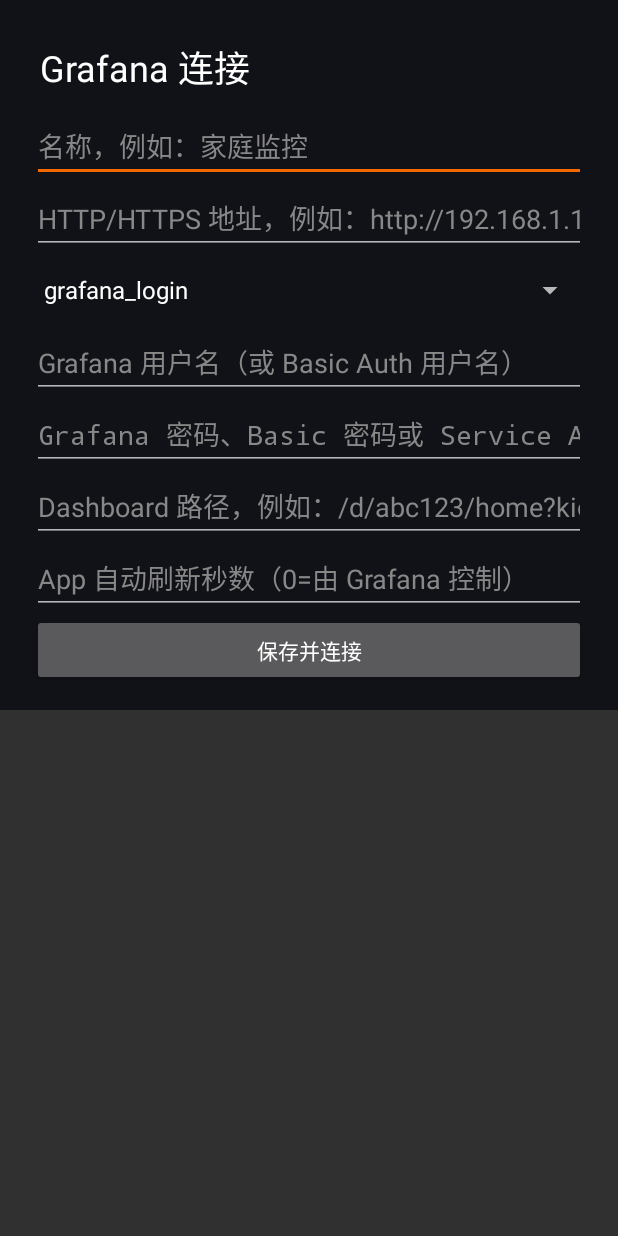
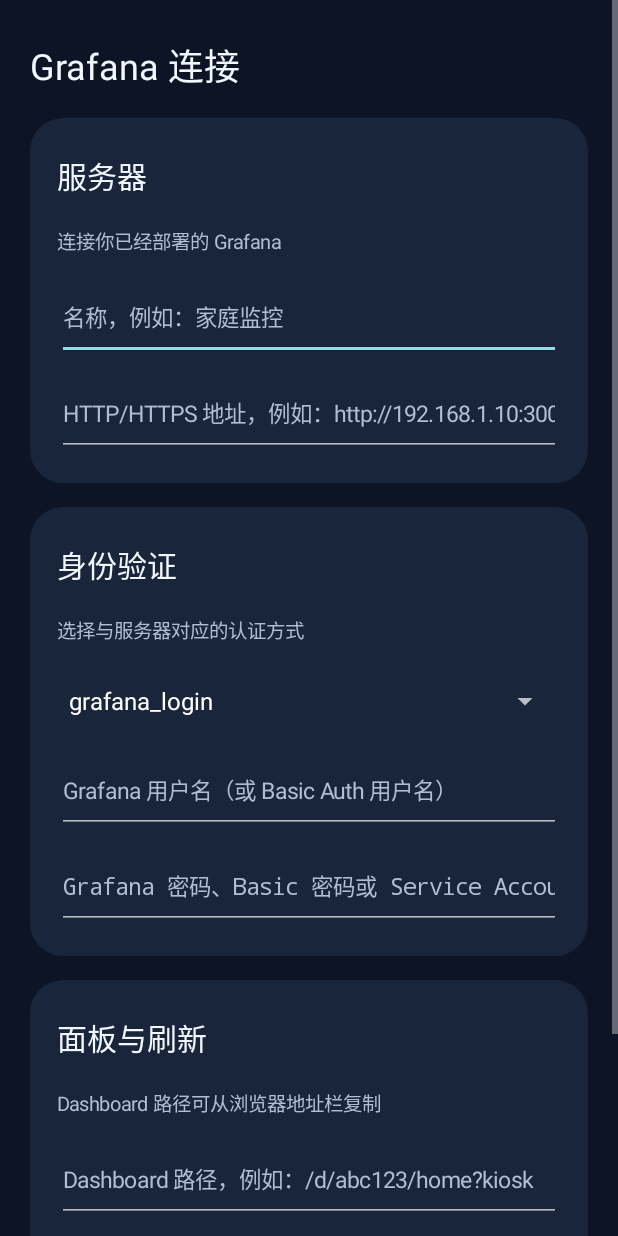
Before and after one commit to EnormousKnob/grafana-pocket, an Android app: the EditConnectionActivity screen opened directly, with no data from a screen before it, on a phone screen of 412 x 824 dp. Run offline under Robolectric (Android 15) with nearby library versions, the phone set to English and light mode, and no system bars.

Commit message:
Refresh card UI and add GitHub release update checks

```diff
--- a/app/build.gradle
+++ b/app/build.gradle
@@ -1,6 +1,6 @@
 plugins { id 'com.android.application' }
 
-layout.buildDirectory = rootProject.layout.projectDirectory.dir('.build-1.5.1/app')
+layout.buildDirectory = rootProject.layout.projectDirectory.dir('.build-1.6.0/app')
 
 android {
     namespace 'com.example.grafanapocket'
@@ -10,8 +10,8 @@ android {
         applicationId 'com.example.grafanapocket'
         minSdk 26
         targetSdk 36
-        versionCode 11
-        versionName '1.5.1'
+        versionCode 12
+        versionName '1.6.0'
     }
 
     buildTypes {
--- a/app/src/main/java/com/example/grafanapocket/DashboardActivity.java
+++ b/app/src/main/java/com/example/grafanapocket/DashboardActivity.java
@@ -5,7 +5,7 @@ import android.app.*;import android.content.*;import android.graphics.Color;impo
 public class DashboardActivity extends Activity {
     Connection connection;LinearLayout content;TextView status;final List<WebView> views=new ArrayList<>();Handler handler=new Handler(Looper.getMainLooper());Runnable reload;
     @Override public void onCreate(Bundle b){super.onCreate(b);buildShell();startSession();}
-    void buildShell(){connection=new SecureStore(this).get(getIntent().getStringExtra("id"));if(connection==null){finish();return;}LinearLayout root=new LinearLayout(this);root.setOrientation(LinearLayout.VERTICAL);root.setBackgroundColor(Color.rgb(17,18,23));Ui.applySystemBars(root);LinearLayout bar=new LinearLayout(this);TextView title=Ui.title(this,connection.name);title.setTextSize(17);bar.addView(title,new LinearLayout.LayoutParams(0,-2,1));Button choose=Ui.button(this,"选择窗口");choose.setOnClickListener(v->startActivityForResult(new Intent(this,PanelSelectionActivity.class).putExtra("id",connection.id),9));bar.addView(choose);Button refresh=Ui.button(this,"刷新");refresh.setOnClickListener(v->reloadAll());bar.addView(refresh);root.addView(bar);status=Ui.title(this,"正在登录…");status.setTextSize(14);root.addView(status);ScrollView scroll=new ScrollView(this);content=new LinearLayout(this);content.setOrientation(LinearLayout.VERTICAL);scroll.addView(content);root.addView(scroll,new LinearLayout.LayoutParams(-1,0,1));setContentView(root);}
+    void buildShell(){connection=new SecureStore(this).get(getIntent().getStringExtra("id"));if(connection==null){finish();return;}LinearLayout root=new LinearLayout(this);root.setOrientation(LinearLayout.VERTICAL);root.setBackgroundColor(Ui.BG);Ui.applySystemBars(root);LinearLayout bar=new LinearLayout(this);TextView title=Ui.title(this,connection.name);title.setTextSize(17);bar.addView(title,new LinearLayout.LayoutParams(0,-2,1));Button choose=Ui.button(this,"选择窗口");choose.setOnClickListener(v->startActivityForResult(new Intent(this,PanelSelectionActivity.class).putExtra("id",connection.id),9));bar.addView(choose);Button refresh=Ui.button(this,"刷新");refresh.setOnClickListener(v->reloadAll());bar.addView(refresh);root.addView(bar);status=Ui.title(this,"正在登录…");status.setTextSize(14);root.addView(status);ScrollView scroll=new ScrollView(this);content=new LinearLayout(this);content.setOrientation(LinearLayout.VERTICAL);scroll.addView(content);root.addView(scroll,new LinearLayout.LayoutParams(-1,0,1));setContentView(root);}
     void startSession(){new Thread(()->{try{GrafanaApi.ensureLogin(connection);runOnUiThread(()->{status.setVisibility(View.GONE);showPanels();});}catch(Exception e){runOnUiThread(()->status.setText(e.getMessage()+"。请长按首页连接检查账号密码。"));}}).start();}
     void showPanels(){for(WebView w:views)w.destroy();views.clear();content.removeAllViews();connection=new SecureStore(this).get(connection.id);String override=getIntent().getStringExtra("path");String base=override==null?connection.dashboard:override;if(connection.panels==null||connection.panels.isEmpty()||override!=null){addWeb(base,-1);}else for(String id:connection.panels.split(","))try{addWeb(base,Integer.parseInt(id));}catch(Exception ignored){}if(connection.refreshSeconds>0){handler.removeCallbacksAndMessages(null);reload=()->{reloadAll();handler.postDelayed(reload,connection.refreshSeconds*1000L);};handler.postDelayed(reload,connection.refreshSeconds*1000L);}}
     void addWeb(String path,int panelId){if(panelId>=0){TextView label=Ui.title(this,"Panel #"+panelId);label.setTextSize(14);content.addView(label);path=solo(path,panelId);}WebView web=new WebView(this);configure(web);int height=panelId>=0?(int)(320*getResources().getDisplayMetrics().density):getResources().getDisplayMetrics().heightPixels;content.addView(web,new LinearLayout.LayoutParams(-1,height));views.add(web);load(web,path);}
--- a/app/src/main/java/com/example/grafanapocket/EditConnectionActivity.java
+++ b/app/src/main/java/com/example/grafanapocket/EditConnectionActivity.java
@@ -9,7 +9,7 @@ public class EditConnectionActivity extends Activity {
         auth=new Spinner(this);auth.setAdapter(new ArrayAdapter<>(this,android.R.layout.simple_spinner_dropdown_item,new String[]{"grafana_login","anonymous","basic","token"}));
         user=Ui.input(this,"Grafana 用户名（或 Basic Auth 用户名）");secret=Ui.input(this,"Grafana 密码、Basic 密码或 Service Account Token");secret.setInputType(InputType.TYPE_CLASS_TEXT|InputType.TYPE_TEXT_VARIATION_PASSWORD);
         path=Ui.input(this,"Dashboard 路径，例如：/d/abc123/home?kiosk");refresh=Ui.input(this,"App 自动刷新秒数（0=由 Grafana 控制）");refresh.setInputType(InputType.TYPE_CLASS_NUMBER);
-        for(android.view.View v:new android.view.View[]{name,url,auth,user,secret,path,refresh})Ui.fill(root,v);
+        LinearLayout server=Ui.card(root,"服务器","连接你已经部署的 Grafana");Ui.fill(server,name);Ui.fill(server,url);LinearLayout login=Ui.card(root,"身份验证","选择与服务器对应的认证方式");Ui.fill(login,auth);Ui.fill(login,user);Ui.fill(login,secret);LinearLayout dashboard=Ui.card(root,"面板与刷新","Dashboard 路径可从浏览器地址栏复制");Ui.fill(dashboard,path);Ui.fill(dashboard,refresh);
         id=getIntent().getStringExtra("id");Connection old=id==null?null:new SecureStore(this).get(id);
         if(old!=null){name.setText(old.name);url.setText(old.url);user.setText(old.user);secret.setText(old.secret);path.setText(old.dashboard);refresh.setText(String.valueOf(old.refreshSeconds));auth.setSelection(Math.max(0,java.util.Arrays.asList("grafana_login","anonymous","basic","token").indexOf(old.auth)));}
         Button save=Ui.button(this,"保存并连接");save.setOnClickListener(v->save());Ui.fill(root,save);
--- a/app/src/main/java/com/example/grafanapocket/GrafanaApi.java
+++ b/app/src/main/java/com/example/grafanapocket/GrafanaApi.java
@@ -19,9 +19,9 @@ final class GrafanaApi {
     static String get(Connection c,String path)throws Exception {
         ensureLogin(c);HttpURLConnection h=request(c,path);int code=h.getResponseCode();
         if(code==401&&(hasPassword(c))){h.disconnect();login(c);h=request(c,path);code=h.getResponseCode();}
-        if(code/100!=2)throw new IOException("读取 Dashboard 失败（HTTP "+code+"）");try(InputStream in=h.getInputStream()){return new String(in.readAllBytes(),StandardCharsets.UTF_8);}
+        if(code/100!=2)throw new IOException("读取 Dashboard 失败（HTTP "+code+"）");try(InputStream in=h.getInputStream()){return readText(in);}
     }
-    static String post(Connection c,String path,JSONObject body)throws Exception {ensureLogin(c);HttpURLConnection h=open(c,c.url+path);h.setRequestMethod("POST");h.setDoOutput(true);h.setRequestProperty("Content-Type","application/json");h.setRequestProperty("Accept","application/json");applyAuth(h,c);byte[] bytes=body.toString().getBytes(StandardCharsets.UTF_8);h.setFixedLengthStreamingMode(bytes.length);try(OutputStream out=h.getOutputStream()){out.write(bytes);}int code=h.getResponseCode();if(code==401&&hasPassword(c)){h.disconnect();login(c);h=open(c,c.url+path);h.setRequestMethod("POST");h.setDoOutput(true);h.setRequestProperty("Content-Type","application/json");applyAuth(h,c);h.setFixedLengthStreamingMode(bytes.length);try(OutputStream out=h.getOutputStream()){out.write(bytes);}code=h.getResponseCode();}if(code/100!=2)throw new IOException("查询 Panel 数据失败（HTTP "+code+"）");try(InputStream in=h.getInputStream()){return new String(in.readAllBytes(),StandardCharsets.UTF_8);}}
+    static String post(Connection c,String path,JSONObject body)throws Exception {ensureLogin(c);HttpURLConnection h=open(c,c.url+path);h.setRequestMethod("POST");h.setDoOutput(true);h.setRequestProperty("Content-Type","application/json");h.setRequestProperty("Accept","application/json");applyAuth(h,c);byte[] bytes=body.toString().getBytes(StandardCharsets.UTF_8);h.setFixedLengthStreamingMode(bytes.length);try(OutputStream out=h.getOutputStream()){out.write(bytes);}int code=h.getResponseCode();if(code==401&&hasPassword(c)){h.disconnect();login(c);h=open(c,c.url+path);h.setRequestMethod("POST");h.setDoOutput(true);h.setRequestProperty("Content-Type","application/json");applyAuth(h,c);h.setFixedLengthStreamingMode(bytes.length);try(OutputStream out=h.getOutputStream()){out.write(bytes);}code=h.getResponseCode();}if(code/100!=2)throw new IOException("查询 Panel 数据失败（HTTP "+code+"）");try(InputStream in=h.getInputStream()){return readText(in);}}
     private static HttpURLConnection request(Connection c,String path)throws Exception {HttpURLConnection h=open(c,c.url+path);h.setRequestProperty("Accept","application/json");applyAuth(h,c);return h;}
     private static HttpURLConnection open(Connection c,String url)throws Exception {HttpURLConnection h=(HttpURLConnection)new URL(url).openConnection();h.setConnectTimeout(15000);h.setReadTimeout(20000);return h;}
     private static boolean hasPassword(Connection c){return c.user!=null&&!c.user.isEmpty()&&c.secret!=null&&!c.secret.isEmpty()&&!"token".equals(c.auth)&&!"anonymous".equals(c.auth);}
@@ -30,5 +30,6 @@ final class GrafanaApi {
         if("basic".equals(c.auth))h.setRequestProperty("Authorization","Basic "+Base64.encodeToString((c.user+":"+c.secret).getBytes(StandardCharsets.UTF_8),Base64.NO_WRAP));else if("token".equals(c.auth))h.setRequestProperty("Authorization","Bearer "+c.secret);
         String nativeCookie=nativeSessions.get(c.url),webCookie=CookieManager.getInstance().getCookie(c.url);String cookie=nativeCookie!=null?nativeCookie:webCookie;if(cookie!=null&&!cookie.isEmpty())h.setRequestProperty("Cookie",cookie);
     }
+    static String readText(InputStream in)throws IOException {ByteArrayOutputStream out=new ByteArrayOutputStream();byte[] buf=new byte[8192];int n;while((n=in.read(buf))!=-1)out.write(buf,0,n);return out.toString("UTF-8");}
     static String uid(String dashboardPath){try{String p=URI.create(dashboardPath).getPath();String[] parts=p.split("/");for(int i=0;i<parts.length-1;i++)if("d".equals(parts[i])||"d-solo".equals(parts[i]))return parts[i+1];}catch(Exception ignored){}return "";}
 }
--- a/app/src/main/java/com/example/grafanapocket/Ui.java
+++ b/app/src/main/java/com/example/grafanapocket/Ui.java
@@ -1,10 +1,16 @@
 package com.example.grafanapocket;
 import android.content.Context;import android.graphics.Color;import android.view.ViewGroup;import android.widget.*;
+import android.graphics.drawable.GradientDrawable;import android.graphics.drawable.RippleDrawable;import android.content.res.ColorStateList;
 final class Ui {
- static LinearLayout column(Context c){LinearLayout l=new LinearLayout(c);l.setOrientation(LinearLayout.VERTICAL);l.setPadding(32,24,32,24);l.setBackgroundColor(Color.rgb(17,18,23));applySystemBars(l);return l;}
+ static final int BG=0xff0c1425,CARD=0xff19253b,TEXT=0xfff3f7ff,MUTED=0xffb0bed5,ACCENT=0xff80e4e8;
+ static int dp(Context c,int n){return Math.round(n*c.getResources().getDisplayMetrics().density);}
+ static GradientDrawable shape(Context c,int color,int radius){GradientDrawable d=new GradientDrawable();d.setColor(color);d.setCornerRadius(dp(c,radius));return d;}
+ static LinearLayout column(Context c){LinearLayout l=new LinearLayout(c);l.setOrientation(LinearLayout.VERTICAL);l.setPadding(dp(c,20),dp(c,16),dp(c,20),dp(c,24));l.setBackgroundColor(BG);applySystemBars(l);return l;}
  static void applySystemBars(android.view.View v){final int left=v.getPaddingLeft(),top=v.getPaddingTop(),right=v.getPaddingRight(),bottom=v.getPaddingBottom();v.setOnApplyWindowInsetsListener((view,insets)->{view.setPadding(left+insets.getSystemWindowInsetLeft(),top+insets.getSystemWindowInsetTop(),right+insets.getSystemWindowInsetRight(),bottom+insets.getSystemWindowInsetBottom());return insets;});v.requestApplyInsets();}
- static TextView title(Context c,String s){TextView v=new TextView(c);v.setText(s);v.setTextColor(Color.WHITE);v.setTextSize(24);v.setPadding(8,16,8,16);return v;}
- static EditText input(Context c,String hint){EditText e=new EditText(c);e.setHint(hint);e.setTextColor(Color.WHITE);e.setHintTextColor(Color.GRAY);e.setSingleLine(true);return e;}
- static Button button(Context c,String s){Button b=new Button(c);b.setText(s);return b;}
- static void fill(ViewGroup p,android.view.View v){p.addView(v,new ViewGroup.LayoutParams(-1,-2));}
+ static TextView text(Context c,String s,int size,int color){TextView v=new TextView(c);v.setText(s);v.setTextColor(color);v.setTextSize(size);v.setPadding(0,dp(c,5),0,dp(c,5));return v;}
+ static TextView title(Context c,String s){return text(c,s,24,TEXT);}
+ static LinearLayout card(LinearLayout parent,String title,String subtitle){Context c=parent.getContext();LinearLayout box=new LinearLayout(c);box.setOrientation(LinearLayout.VERTICAL);box.setPadding(dp(c,18),dp(c,14),dp(c,18),dp(c,14));box.setBackground(shape(c,CARD,22));LinearLayout.LayoutParams p=new LinearLayout.LayoutParams(-1,-2);p.setMargins(0,dp(c,8),0,dp(c,8));parent.addView(box,p);fill(box,text(c,title,20,TEXT));if(!subtitle.isEmpty())fill(box,text(c,subtitle,13,MUTED));return box;}
+ static EditText input(Context c,String hint){EditText e=new EditText(c);e.setHint(hint);e.setTextColor(TEXT);e.setHintTextColor(MUTED);e.setSingleLine(true);e.setTextSize(15);e.setMinHeight(dp(c,56));return e;}
+ static Button button(Context c,String s){Button b=new Button(c);b.setText(s);b.setTextSize(14);b.setAllCaps(false);b.setTextColor(ACCENT);b.setMinHeight(dp(c,48));b.setPadding(dp(c,12),dp(c,8),dp(c,12),dp(c,8));b.setBackground(new RippleDrawable(ColorStateList.valueOf(0x3380e4e8),shape(c,0xff24364e,14),null));return b;}
+ static void fill(ViewGroup p,android.view.View v){LinearLayout.LayoutParams lp=new LinearLayout.LayoutParams(-1,-2);lp.setMargins(0,dp(p.getContext(),4),0,dp(p.getContext(),4));p.addView(v,lp);}
 }
--- a/app/src/main/res/values/colors.xml
+++ b/app/src/main/res/values/colors.xml
@@ -1 +1 @@
-<resources><color name="orange">#F46800</color><color name="bg">#111217</color><color name="panel">#181B1F</color><color name="text">#F4F5F5</color></resources>
+<resources><color name="orange">#80E4E8</color><color name="bg">#0C1425</color><color name="panel">#181B1F</color><color name="text">#F4F5F5</color></resources>
```
Also changed, not shown: app/src/main/java/com/example/grafanapocket/MainActivity.java (+26 -11 lines), app/src/main/java/com/example/grafanapocket/UpdateChecker.java (added, +64 -0 lines), 1 other file.
